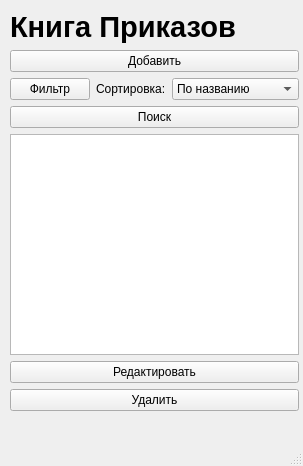
First picture: the form in mainWidget.ui, repository f1rsov08/BestProject, before the edit.
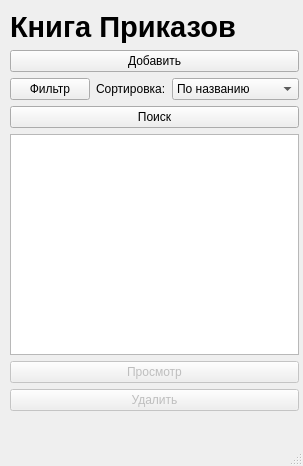
Second picture: the form after the edit.

Commit message: Различные исправления

The edit to the form file:
```diff
--- a/mainWidget.ui
+++ b/mainWidget.ui
@@ -97,13 +97,19 @@
      </item>
      <item>
       <widget class="QPushButton" name="editButton">
+       <property name="enabled">
+        <bool>false</bool>
+       </property>
        <property name="text">
-        <string>Редактировать</string>
+        <string>Просмотр</string>
        </property>
       </widget>
      </item>
      <item>
       <widget class="QPushButton" name="pushButton_2">
+       <property name="enabled">
+        <bool>false</bool>
+       </property>
        <property name="text">
         <string>Удалить</string>
        </property>
```
Left out of the diff: 7 changed lines with no effect on the pictures.
